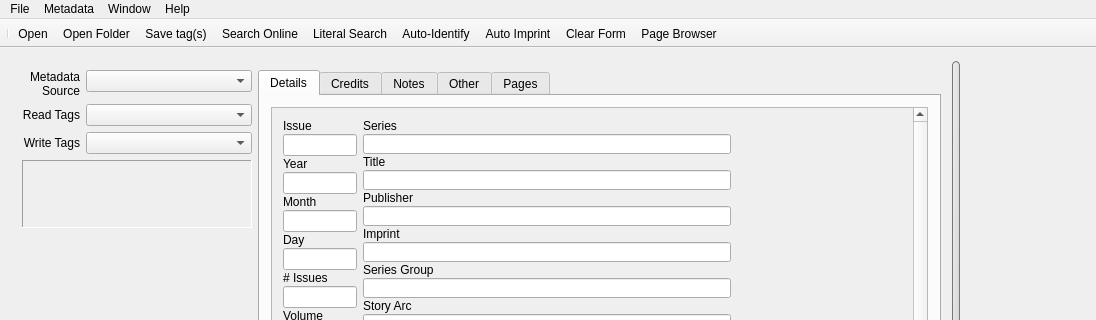
Before: the Qt Designer form comictaggerlib/ui/taggerwindow.ui in comictagger/comictagger, drawn with Qt 5; both pictures show x 0 to 1096 and y 0 to 320 of the 1096 by 660 pixel window.
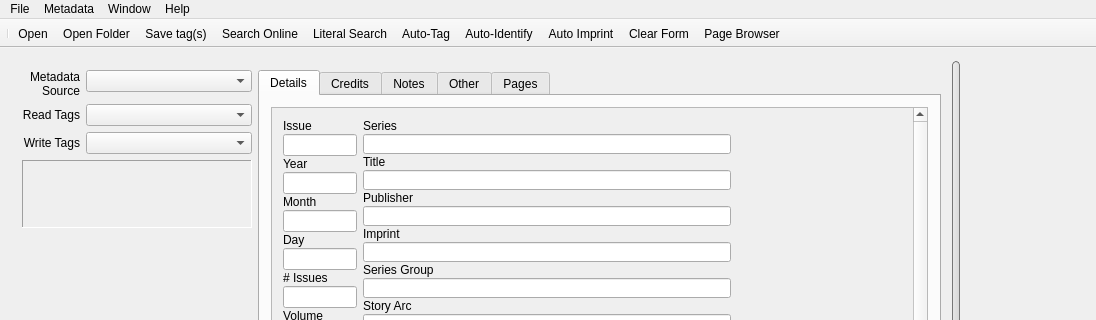
After: the same form once the commit is applied. Icons and pictures are not drawn. Custom widgets are drawn as their Qt base class.

Commit message: Add Auto-Tag back to the toolbar

```diff
--- a/comictaggerlib/ui/taggerwindow.ui
+++ b/comictaggerlib/ui/taggerwindow.ui
@@ -1465,6 +1465,7 @@
    <addaction name="actionWrite_Tags"/>
    <addaction name="actionSearchOnline"/>
    <addaction name="actionLiteralSearch"/>
+   <addaction name="actionAutoTag"/>
    <addaction name="actionAutoIdentify"/>
    <addaction name="actionAutoImprint"/>
    <addaction name="actionClearEntryForm"/>
```
